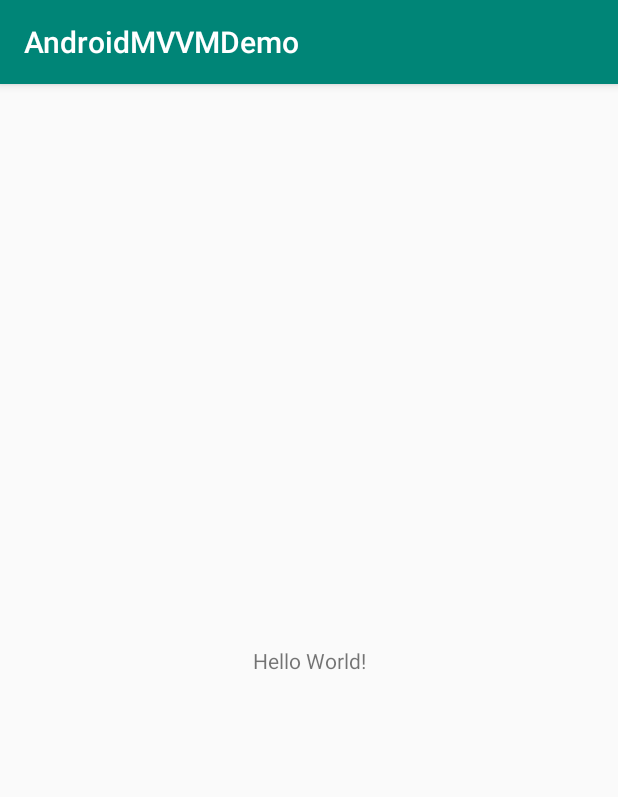
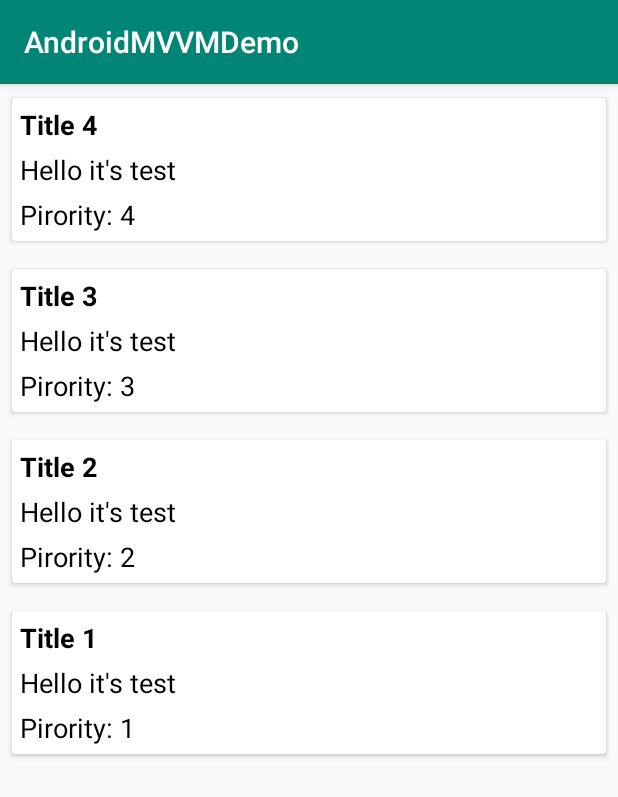
Before and after one commit to mkhan9047/AndroidMVVMDemo, an Android app: the screen it shows after launch (MainActivity), on a phone screen of 412 x 824 dp. Shown: the top 797 px of the screen. Run offline under Robolectric (Android 15) with nearby library versions, the phone set to English and light mode, and no system bars; our stand-ins replace Room's generated code.

Commit message:
note list show from default Data

```diff
--- a/app/src/main/AndroidManifest.xml
+++ b/app/src/main/AndroidManifest.xml
@@ -9,7 +9,7 @@
         android:roundIcon="@mipmap/ic_launcher_round"
         android:supportsRtl="true"
         android:theme="@style/AppTheme">
-        <activity android:name=".MainActivity">
+        <activity android:name=".Views.MainActivity">
             <intent-filter>
                 <action android:name="android.intent.action.MAIN" />
 
--- /dev/null
+++ b/app/src/main/java/com/app/androidmvvmdemo/Model/RoomPrecistenceDatabase/Dao/NoteDao.java
@@ -0,0 +1,31 @@
+package com.app.androidmvvmdemo.Model.RoomPrecistenceDatabase.Dao;
+
+
+import androidx.lifecycle.LiveData;
+import androidx.room.Dao;
+import androidx.room.Delete;
+import androidx.room.Insert;
+import androidx.room.Query;
+import androidx.room.Update;
+
+import com.app.androidmvvmdemo.Model.RoomPrecistenceDatabase.EntityClasses.Note;
+
+import java.util.List;
+
+@Dao
+public interface NoteDao {
+    @Insert
+    void insert(Note note);
+
+    @Update
+    void update(Note note);
+
+    @Delete
+    void delete(Note note);
+
+    @Query("SELECT * FROM note_table ORDER BY  priority_name DESC")
+    LiveData<List<Note>> noteList();
+
+    @Query("DELETE FROM note_table")
+    void deleteAllNotes();
+}
--- /dev/null
+++ b/app/src/main/java/com/app/androidmvvmdemo/Model/RoomPrecistenceDatabase/EntityClasses/Note.java
@@ -0,0 +1,53 @@
+package com.app.androidmvvmdemo.Model.RoomPrecistenceDatabase.EntityClasses;
+
+import androidx.room.ColumnInfo;
+import androidx.room.Entity;
+import androidx.room.PrimaryKey;
+
+@Entity(tableName = "note_table")
+public class Note {
+
+    @PrimaryKey(autoGenerate = true)
+    private int id;
+    private String title;
+    private String description;
+
+    @ColumnInfo(name = "priority_name")
+    private int priority;
+
+    public Note(String title, String description, int priority) {
+        this.title = title;
+        this.description = description;
+        this.priority = priority;
+    }
+
+    public int getId() {
+        return id;
+    }
+
+    public String getTitle() {
+        return title;
+    }
+
+    public String getDescription() {
+        return description;
+    }
+
+    public int getPriority() {
+        return priority;
+    }
+
+    public void setId(int id) {
+        this.id = id;
+    }
+
+    @Override
+    public String toString() {
+        return "Note{" +
+                "id=" + id +
+                ", title='" + title + '\'' +
+                ", description='" + description + '\'' +
+                ", priority=" + priority +
+                '}';
+    }
+}
--- /dev/null
+++ b/app/src/main/java/com/app/androidmvvmdemo/Model/RoomPrecistenceDatabase/NoteDatabase.java
@@ -0,0 +1,59 @@
+package com.app.androidmvvmdemo.Model.RoomPrecistenceDatabase;
+
+
+import android.content.Context;
+import android.os.AsyncTask;
+
+import androidx.annotation.NonNull;
+import androidx.room.Database;
+import androidx.room.Room;
+import androidx.room.RoomDatabase;
+import androidx.sqlite.db.SupportSQLiteDatabase;
+
+import com.app.androidmvvmdemo.Model.RoomPrecistenceDatabase.Dao.NoteDao;
+import com.app.androidmvvmdemo.Model.RoomPrecistenceDatabase.EntityClasses.Note;
+
+@Database(entities = {Note.class}, version = 1)
+public abstract class NoteDatabase extends RoomDatabase {
+
+    private static NoteDatabase instance;
+
+    public abstract NoteDao noteDao();
+
+    public static synchronized NoteDatabase getInstance(Context context) {
+        if (instance == null) {
+            instance = Room.databaseBuilder(context.getApplicationContext(), NoteDatabase.class, "note_database")
+                    .addCallback(roomCallBack)
+                    .fallbackToDestructiveMigration()
+                    .build();
+        }
+        return instance;
+    }
+
+    public static RoomDatabase.Callback roomCallBack = new RoomDatabase.Callback() {
+        @Override
+        public void onCreate(@NonNull SupportSQLiteDatabase db) {
+            super.onCreate(db);
+            new PopulateDataToDatabase(instance).execute();
+        }
+    };
+
+    public static class PopulateDataToDatabase extends AsyncTask<Void, Void, Void> {
+
+        NoteDao noteDao;
+
+        public PopulateDataToDatabase(NoteDatabase noteDatabase) {
+            noteDao = noteDatabase.noteDao();
+        }
+
+        @Override
+        protected Void doInBackground(Void... voids) {
+            noteDao.insert(new Note("Title 1", "Hello it's test", 1));
+            noteDao.insert(new Note("Title 2", "Hello it's test", 2));
+            noteDao.insert(new Note("Title 3", "Hello it's test", 3));
+            noteDao.insert(new Note("Title 4", "Hello it's test", 4));
+
+            return null;
+        }
+    }
+}
--- /dev/null
+++ b/app/src/main/java/com/app/androidmvvmdemo/ViewModel/NoteViewModel.java
@@ -0,0 +1,45 @@
+package com.app.androidmvvmdemo.ViewModel;
+
+import android.app.Application;
+
+import androidx.annotation.NonNull;
+import androidx.lifecycle.AndroidViewModel;
+import androidx.lifecycle.LiveData;
+
+import com.app.androidmvvmdemo.Model.RoomPrecistenceDatabase.EntityClasses.Note;
+import com.app.androidmvvmdemo.Repository.NoteRepository;
+
+import java.util.List;
+
+public class NoteViewModel extends AndroidViewModel {
+
+    NoteRepository noteRepository;
+    LiveData<List<Note>> noteList;
+
+    public NoteViewModel(@NonNull Application application) {
+        super(application);
+        noteRepository = new NoteRepository(application);
+        noteList = noteRepository.getListOfNotes();
+    }
+
+    public void insert(Note note) {
+        noteRepository.insert(note);
+    }
+
+    public void update(Note note) {
+        noteRepository.update(note);
+    }
+
+    public void delete(Note note) {
+        noteRepository.delete(note);
+    }
+
+    public void deleteAllNotes() {
+        noteRepository.deleteAllNotes();
+    }
+
+    public LiveData<List<Note>> getNoteList() {
+        return noteRepository.getListOfNotes();
+    }
+
+}
--- /dev/null
+++ b/app/src/main/java/com/app/androidmvvmdemo/Views/CustomAdapter/NoteRecycleAdapter.java
@@ -0,0 +1,61 @@
+package com.app.androidmvvmdemo.Views.CustomAdapter;
+
+import android.app.Activity;
+import android.view.LayoutInflater;
+import android.view.View;
+import android.view.ViewGroup;
+import android.widget.TextView;
+
+import androidx.annotation.NonNull;
+import androidx.recyclerview.widget.RecyclerView;
+
+import com.app.androidmvvmdemo.Model.RoomPrecistenceDatabase.EntityClasses.Note;
+import com.app.androidmvvmdemo.R;
+
+import java.util.List;
+
+public class NoteRecycleAdapter extends RecyclerView.Adapter<NoteRecycleAdapter.NoteHolder> {
+
+    List<Note> noteList;
+    Activity activity;
+
+    public NoteRecycleAdapter(List<Note> noteList, Activity activity) {
+        this.noteList = noteList;
+        this.activity = activity;
+    }
+
+    @NonNull
+    @Override
+    public NoteHolder onCreateViewHolder(@NonNull ViewGroup parent, int viewType) {
+        View view = LayoutInflater.from(parent.getContext()).inflate(R.layout.layout_note_recycler_row, parent, false);
+        return new NoteHolder(view);
+    }
+
+    @Override
+    public void onBindViewHolder(@NonNull NoteHolder holder, int position) {
+        holder.tvNotePirority.setText(String.format("Pirority: %d", noteList.get(position).getPriority()));
+        holder.tvNoteTitle.setText(noteList.get(position).getTitle());
+        holder.tvNoteDesc.setText(noteList.get(position).getDescription());
+    }
+
+    @Override
+    public int getItemCount() {
+        return noteList.size();
+    }
+
+    public void setItems(Note note) {
+        noteList.add(note);
+        notifyItemInserted(noteList.size());
+    }
+
+    class NoteHolder extends RecyclerView.ViewHolder {
+        TextView tvNoteTitle, tvNoteDesc, tvNotePirority;
+
+        public NoteHolder(@NonNull View itemView) {
+            super(itemView);
+            tvNoteTitle = itemView.findViewById(R.id.tv_note_title);
+            tvNoteDesc = itemView.findViewById(R.id.tv_note_desc);
+            tvNotePirority = itemView.findViewById(R.id.tv_pirority);
+        }
+    }
+}
--- /dev/null
+++ b/app/src/main/java/com/app/androidmvvmdemo/Views/MainActivity.java
@@ -0,0 +1,50 @@
+package com.app.androidmvvmdemo.Views;
+
+import androidx.appcompat.app.AppCompatActivity;
+import androidx.lifecycle.Observer;
+import androidx.lifecycle.ViewModelProvider;
+import androidx.lifecycle.ViewModelProviders;
+import androidx.recyclerview.widget.LinearLayoutManager;
+import androidx.recyclerview.widget.RecyclerView;
+
+import android.os.Bundle;
+import android.util.Log;
+
+import com.app.androidmvvmdemo.Model.RoomPrecistenceDatabase.EntityClasses.Note;
+import com.app.androidmvvmdemo.R;
+import com.app.androidmvvmdemo.Repository.NoteRepository;
+import com.app.androidmvvmdemo.ViewModel.NoteViewModel;
+import com.app.androidmvvmdemo.Views.CustomAdapter.NoteRecycleAdapter;
+
+import java.util.List;
+
+public class MainActivity extends AppCompatActivity {
+
+    NoteRecycleAdapter noteRecycleAdapter;
+    RecyclerView rvNoteRecyclerView;
+    NoteViewModel noteViewModel;
+
+    @Override
+    protected void onCreate(Bundle savedInstanceState) {
+        super.onCreate(savedInstanceState);
+        setContentView(R.layout.activity_main);
+
+        initViews();
+
+        noteViewModel = ViewModelProviders.of(MainActivity.this).get(NoteViewModel.class);
+        noteViewModel.getNoteList().observe(this, new Observer<List<Note>>() {
+            @Override
+            public void onChanged(List<Note> notes) {
+                noteRecycleAdapter = new NoteRecycleAdapter(notes, MainActivity.this);
+                rvNoteRecyclerView.setAdapter(noteRecycleAdapter);
+            }
+        });
+    }
+
+    private void initViews() {
+        rvNoteRecyclerView = findViewById(R.id.rv_notes_recycler);
+        rvNoteRecyclerView.setLayoutManager(new LinearLayoutManager(this));
+    }
+
+
+}
--- a/app/src/main/res/layout/activity_main.xml
+++ b/app/src/main/res/layout/activity_main.xml
@@ -1,18 +1,17 @@
 <?xml version="1.0" encoding="utf-8"?>
-<android.support.constraint.ConstraintLayout xmlns:android="http://schemas.android.com/apk/res/android"
+<RelativeLayout xmlns:android="http://schemas.android.com/apk/res/android"
     xmlns:app="http://schemas.android.com/apk/res-auto"
     xmlns:tools="http://schemas.android.com/tools"
     android:layout_width="match_parent"
     android:layout_height="match_parent"
-    tools:context=".MainActivity">
+    tools:context=".Views.MainActivity">
 
-    <TextView
-        android:layout_width="wrap_content"
-        android:layout_height="wrap_content"
-        android:text="Hello World!"
-        app:layout_constraintBottom_toBottomOf="parent"
-        app:layout_constraintLeft_toLeftOf="parent"
-        app:layout_constraintRight_toRightOf="parent"
-        app:layout_constraintTop_toTopOf="parent" />
 
-</android.support.constraint.ConstraintLayout>
+    <androidx.recyclerview.widget.RecyclerView
+        android:id="@+id/rv_notes_recycler"
+        android:layout_width="match_parent"
+        android:layout_height="wrap_content">
+
+    </androidx.recyclerview.widget.RecyclerView>
+
+</RelativeLayout>
--- /dev/null
+++ b/app/src/main/res/layout/layout_note_recycler_row.xml
@@ -0,0 +1,48 @@
+<?xml version="1.0" encoding="utf-8"?>
+<androidx.cardview.widget.CardView xmlns:android="http://schemas.android.com/apk/res/android"
+    xmlns:app="http://schemas.android.com/apk/res-auto"
+    android:layout_width="match_parent"
+    android:layout_height="wrap_content"
+    android:layout_margin="5dp"
+    android:orientation="vertical"
+    android:padding="8dp"
+    app:cardUseCompatPadding="true">
+
+    <LinearLayout
+        android:layout_width="match_parent"
+        android:layout_height="wrap_content"
+        android:orientation="vertical"
+        android:padding="5dp">
+
+        <TextView
+            android:id="@+id/tv_note_title"
+            android:layout_width="wrap_content"
+            android:layout_height="wrap_content"
+            android:text=""
+            android:textColor="@android:color/primary_text_light"
+            android:textSize="18sp"
+            android:textStyle="bold" />
+
+        <TextView
+            android:id="@+id/tv_note_desc"
+            android:layout_width="wrap_content"
+            android:layout_height="wrap_content"
+            android:layout_marginTop="5dp"
+            android:maxLines="2"
+            android:text=""
+            android:textColor="@android:color/primary_text_light"
+            android:textSize="18sp" />
+
+        <TextView
+            android:id="@+id/tv_pirority"
+            android:layout_width="wrap_content"
+            android:layout_height="wrap_content"
+            android:layout_marginTop="5dp"
+            android:text=""
+            android:textColor="@android:color/primary_text_light"
+            android:textSize="18sp" />
+
+    </LinearLayout>
+
+
+</androidx.cardview.widget.CardView>
--- a/gradle.properties
+++ b/gradle.properties
@@ -6,6 +6,8 @@
 # http://www.gradle.org/docs/current/userguide/build_environment.html
 # Specifies the JVM arguments used for the daemon process.
 # The setting is particularly useful for tweaking memory settings.
+android.enableJetifier=true
+android.useAndroidX=true
 org.gradle.jvmargs=-Xmx1536m
 # When configured, Gradle will run in incubating parallel mode.
 # This option should only be used with decoupled projects. More details, visit
```
Also changed, not shown: app/build.gradle (+29 -5 lines), app/src/main/java/com/app/androidmvvmdemo/MainActivity.java (deleted, +0 -13 lines), app/src/main/java/com/app/androidmvvmdemo/Repository/NoteRepository.java (added, +109 -0 lines), 1 other file.
